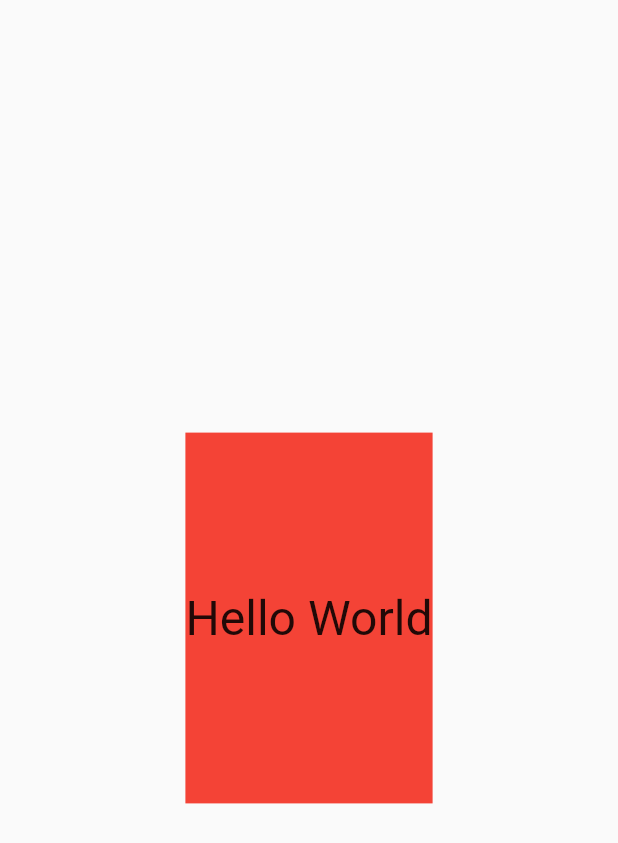
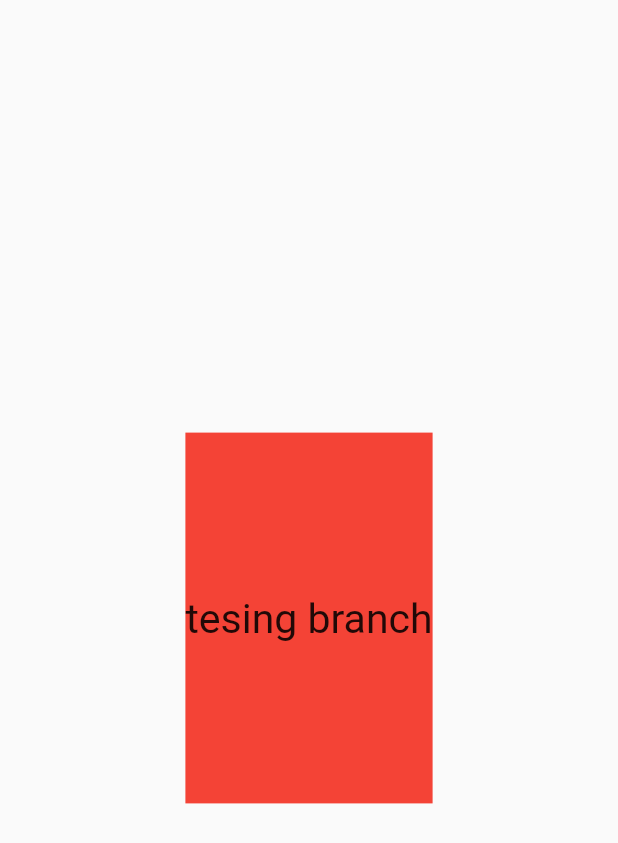
Before and after one commit to jageras/demoproject, a Flutter app: the screen it shows after launch, on a phone screen of 412 x 824 dp. Shown: the top 843 px of the screen. Run offline on Flutter 3.47's test engine with Material 2 defaults, Android fonts, the phone set to English and light mode, and no system bars.

Commit message:
Initial Commit

```diff
--- a/lib/main.dart
+++ b/lib/main.dart
@@ -42,7 +42,7 @@ class _DemoPageState extends State<DemoPage> {
 
                   child: FittedBox(
                     fit: BoxFit.contain,
-                    child: Text("Hello World"),
+                    child: Text("tesing branch"),
                   ),
                 )
 
```
